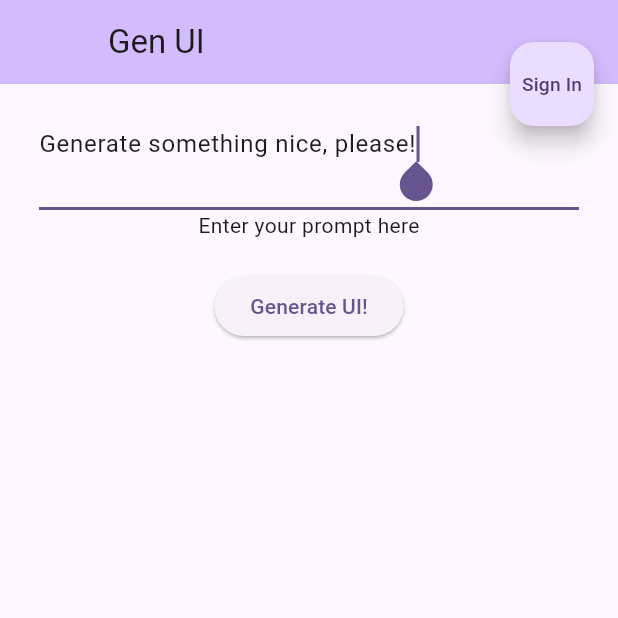
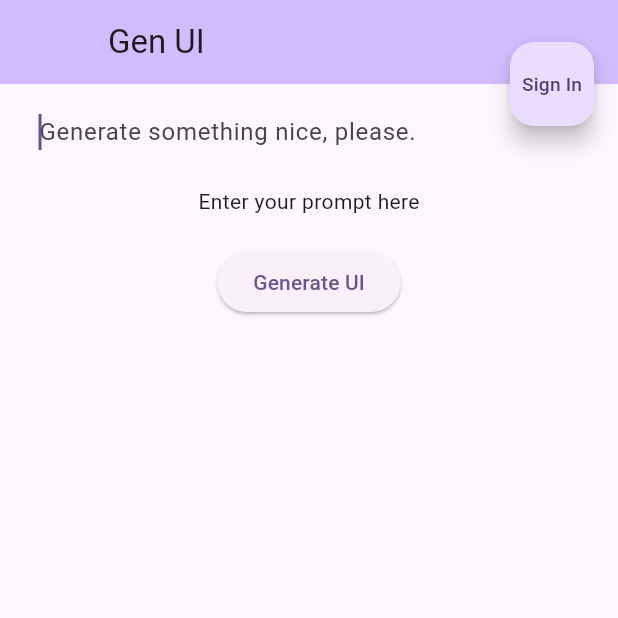
Before and after one commit to polina-c/genui-panel, a Flutter app: the SidebarScreen screen opened by its route, on a phone screen of 412 x 824 dp, the top half of it. Run offline on Flutter 3.47's test engine with Material 3 defaults, Android fonts, the phone set to English and light mode, and no system bars; our stand-ins replace google_sign_in, web; missing offline and left inert: dart:js_interop; statements that could not run were skipped.

Commit message:
Update sidebar.dart

```diff
--- a/ui/lib/screens/sidebar/sidebar.dart
+++ b/ui/lib/screens/sidebar/sidebar.dart
@@ -11,8 +11,8 @@ class SidebarScreen extends StatefulWidget {
 }
 
 class _SidebarScreenState extends State<SidebarScreen> {
-  int _counter = 0;
-  final _text = TextEditingController(text: 'Generate something nice, please!');
+  static const _defaultPrompt = 'Generate something nice, please.';
+  final _text = TextEditingController();
 
   @override
   void dispose() {
@@ -34,7 +34,7 @@ class _SidebarScreenState extends State<SidebarScreen> {
     return Scaffold(
       appBar: AppBar(
         backgroundColor: Theme.of(context).colorScheme.inversePrimary,
-        title: Text("Gen UI"),
+        title: const Text("Gen UI"),
         // This is to disable back button.
         leading: const SizedBox.shrink(),
       ),
@@ -49,6 +49,8 @@ class _SidebarScreenState extends State<SidebarScreen> {
                 const SizedBox(height: 20),
                 TextField(
                   controller: _text,
+                  decoration:
+                      const InputDecoration.collapsed(hintText: _defaultPrompt),
                   keyboardType: TextInputType.multiline,
                   // It does not limit input, but defines the min height of the input:
                   minLines: 2,
@@ -64,7 +66,7 @@ class _SidebarScreenState extends State<SidebarScreen> {
                   onPressed: () {
                     postMessage('We want to generate something 🤷‍♀️', '*');
                   },
-                  child: const Text('Generate UI!'),
+                  child: const Text('Generate UI'),
                 ),
               ],
             ),
```
